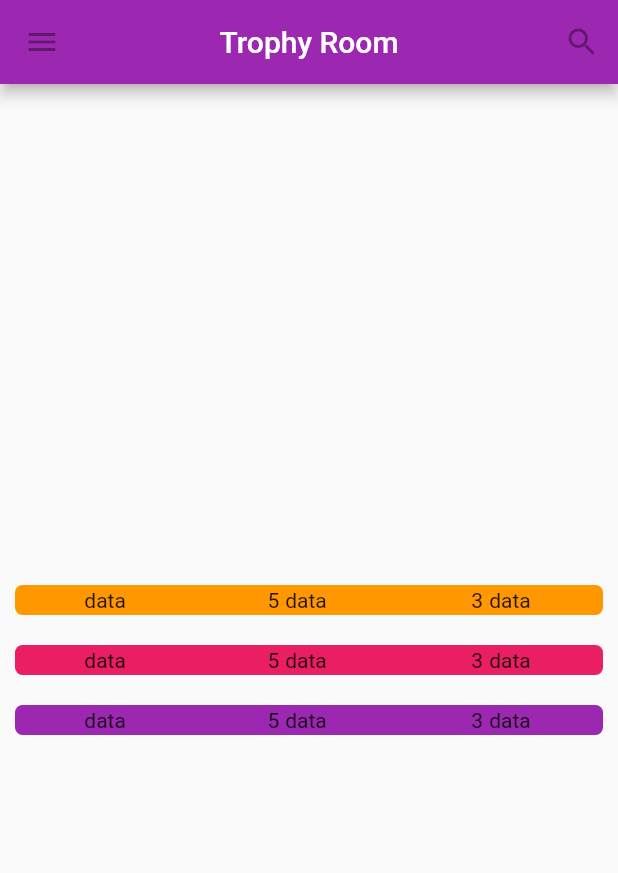
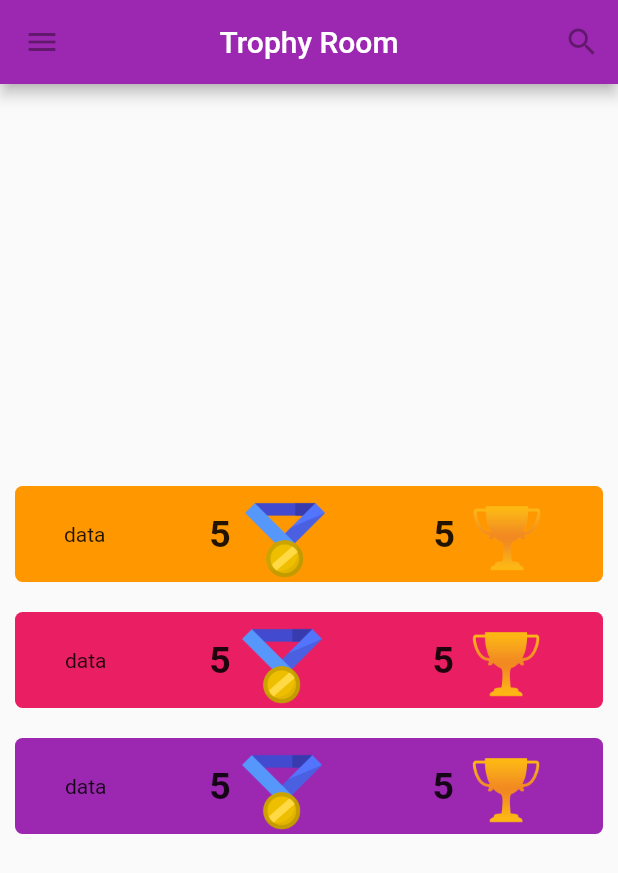
Before and after one commit to jhonmaycon94/GSL_Project, a Flutter app: the screen it shows after launch, on a phone screen of 412 x 824 dp. Shown: the top 873 px of the screen. Run offline on Flutter 3.47's test engine with Material 2 defaults, Android fonts, the phone set to English and light mode, and no system bars.

Commit message:
improve trophy room list

```diff
--- a/sensori/lib/pages/trophyRoomPage.dart
+++ b/sensori/lib/pages/trophyRoomPage.dart
@@ -51,12 +51,22 @@ class _TrophyRoomPageState extends State<TrophyRoomPage> {
                         child: new Row(
                           children: <Widget>[
                             new Container(
-                              padding: EdgeInsets.all(2.0),
-                              child: new Text("5"),
+                              padding: EdgeInsets.all(4.0),
+                              child: new Text(
+                                "5",
+                                style: new TextStyle(
+                                  fontWeight: FontWeight.bold,
+                                  fontSize: 25,
+                                ),
+                              ),
                             ),
                             new Container(
                               padding: EdgeInsets.all(2.0),
-                              child: new Text("data"),
+                              child: new Image.asset(
+                                "assets/images/medal.png",
+                                height: 60,
+                                width: 60,
+                              ),
                             )
                           ],
                         ),
@@ -66,11 +76,21 @@ class _TrophyRoomPageState extends State<TrophyRoomPage> {
                           children: <Widget>[
                             new Container(
                               padding: EdgeInsets.all(2.0),
-                              child: new Text("3"),
+                              child: new Text(
+                                "5",
+                                style: new TextStyle(
+                                  fontWeight: FontWeight.bold,
+                                  fontSize: 25,
+                                ),
+                              ),
                             ),
                             new Container(
                               padding: EdgeInsets.all(2.0),
-                              child: new Text("data"),
+                              child: new Image.asset(
+                                "assets/images/trophy.png",
+                                height: 60,
+                                width: 60,
+                              ),
                             ),
                           ],
                         ),
@@ -98,11 +118,21 @@ class _TrophyRoomPageState extends State<TrophyRoomPage> {
                               children: <Widget>[
                                 new Container(
                                   padding: EdgeInsets.all(2.0),
-                                  child: new Text("5"),
+                                  child: new Text(
+                                    "5",
+                                    style: new TextStyle(
+                                      fontWeight: FontWeight.bold,
+                                      fontSize: 25,
+                                    ),
+                                  ),
                                 ),
                                 new Container(
                                   padding: EdgeInsets.all(2.0),
-                                  child: new Text("data"),
+                                  child: new Image.asset(
+                                    "assets/images/medal.png",
+                                    height: 60,
+                                    width: 60,
+                                  ),
                                 )
                               ],
                             ),
@@ -112,11 +142,20 @@ class _TrophyRoomPageState extends State<TrophyRoomPage> {
                               children: <Widget>[
                                 new Container(
                                   padding: EdgeInsets.all(2.0),
-                                  child: new Text("3"),
+                                  child: new Text(
+                                    "5",
+                                    style: new TextStyle(
+                                      fontWeight: FontWeight.bold,
+                                      fontSize: 25,
+                                    ),
+                                  ),
                                 ),
                                 new Container(
                                   padding: EdgeInsets.all(2.0),
-                                  child: new Text("data"),
+                                  child: new Image.asset(
+                                      "assets/images/trophy.png",
+                                      height: 60,
+                                      width: 60),
                                 ),
                               ],
                             ),
@@ -144,11 +183,21 @@ class _TrophyRoomPageState extends State<TrophyRoomPage> {
                                     children: <Widget>[
                                       new Container(
                                         padding: EdgeInsets.all(2.0),
-                                        child: new Text("5"),
+                                        child: new Text(
+                                          "5",
+                                          style: new TextStyle(
+                                            fontWeight: FontWeight.bold,
+                                            fontSize: 25,
+                                          ),
+                                        ),
                                       ),
                                       new Container(
                                         padding: EdgeInsets.all(2.0),
-                                        child: new Text("data"),
+                                        child: new Image.asset(
+                                          "assets/images/medal.png",
+                                          height: 60,
+                                          width: 60,
+                                        ),
                                       )
                                     ],
                                   ),
@@ -158,11 +207,21 @@ class _TrophyRoomPageState extends State<TrophyRoomPage> {
                                     children: <Widget>[
                                       new Container(
                                         padding: EdgeInsets.all(2.0),
-                                        child: new Text("3"),
+                                        child: new Text(
+                                          "5",
+                                          style: new TextStyle(
+                                            fontWeight: FontWeight.bold,
+                                            fontSize: 25,
+                                          ),
+                                        ),
                                       ),
                                       new Container(
                                         padding: EdgeInsets.all(2.0),
-                                        child: new Text("data"),
+                                        child: new Image.asset(
+                                          "assets/images/trophy.png",
+                                          height: 60,
+                                          width: 60,
+                                        ),
                                       ),
                                     ],
                                   ),
```
